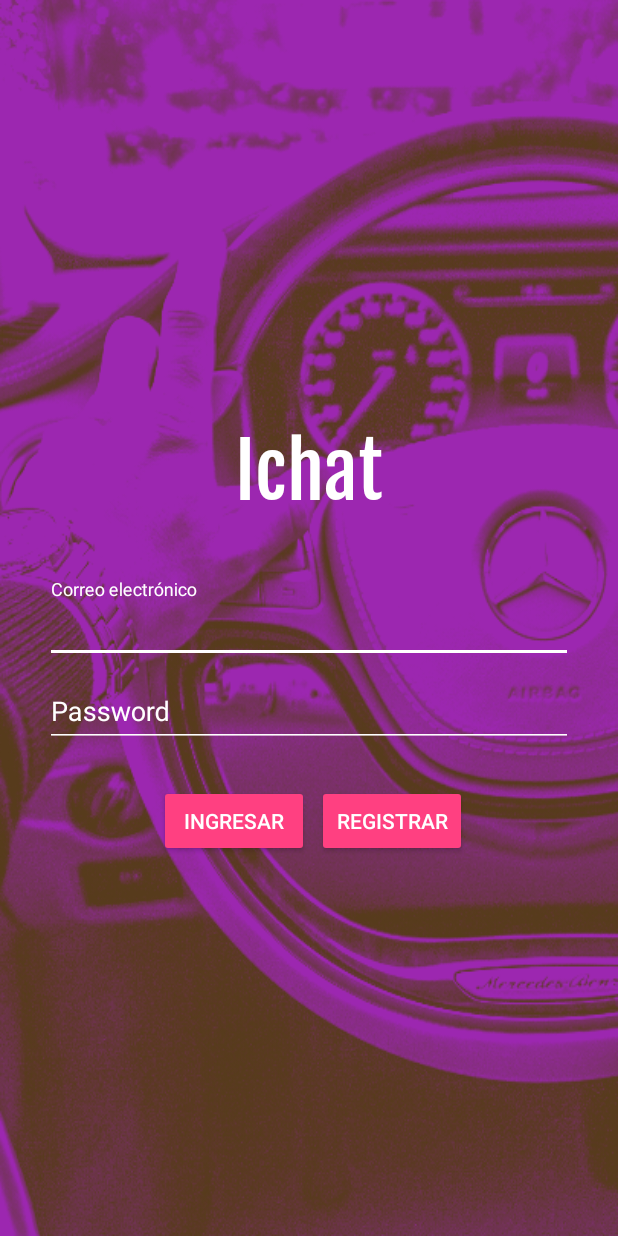
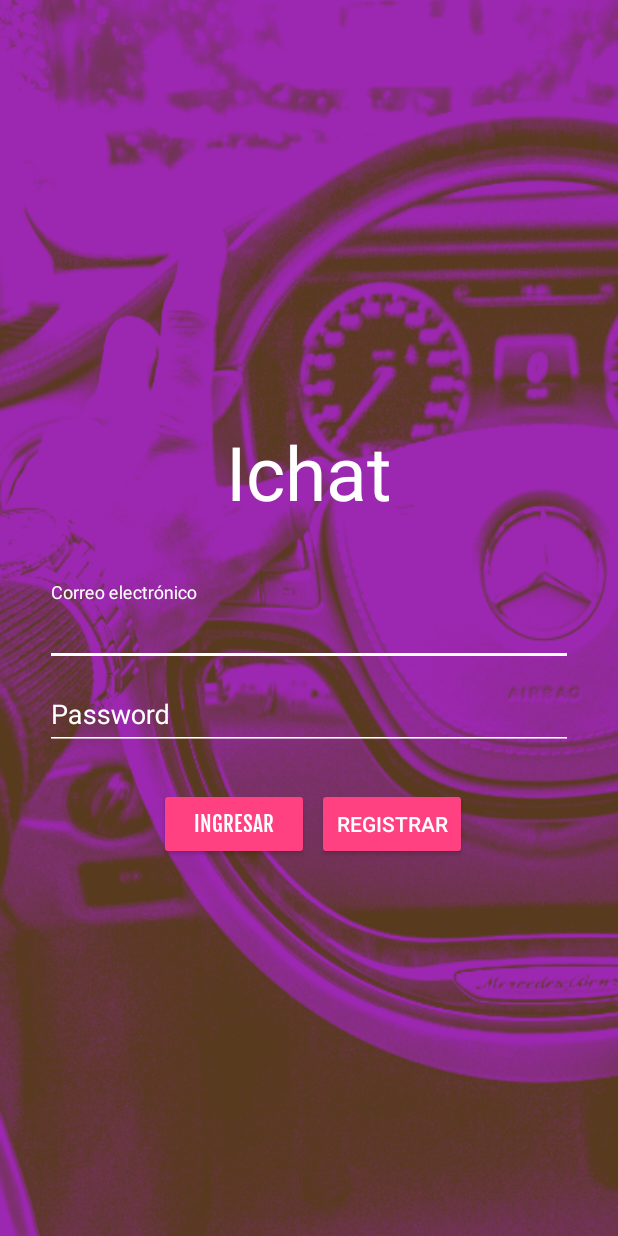
Before and after one commit to AbrWin/Ichat, an Android app: the screen it shows after launch (LoginActivity), on a phone screen of 412 x 824 dp. Run offline under Robolectric (Android 15) with nearby library versions, the phone set to English and light mode, and no system bars; libraries missing offline, so code that uses them is left out: com.firebase.client; 2 statements that could not run were skipped.

```diff
--- a/app/src/main/java/com/abrsoftware/ichat/LoginActivity.java
+++ b/app/src/main/java/com/abrsoftware/ichat/LoginActivity.java
@@ -18,6 +18,8 @@ public class LoginActivity extends AppCompatActivity {
         super.onCreate(savedInstanceState);
         setContentView(R.layout.activity_login);
         textTitle = (TextView)findViewById(R.id.textTittle);
+        loginBtn = (Button)findViewById(R.id.btn_login);
+        textTitle = (Button)findViewById(R.id.btn_login);
         textTitle.setTypeface(Typeface.createFromAsset(this.getAssets(), "fonts/fjalla_on.otf"));
     }
 
@@ -26,5 +28,4 @@ public class LoginActivity extends AppCompatActivity {
         toolbar.setTitle(getString(R.string.app_login));
         setSupportActionBar(toolbar);
     }
-
 }
```
